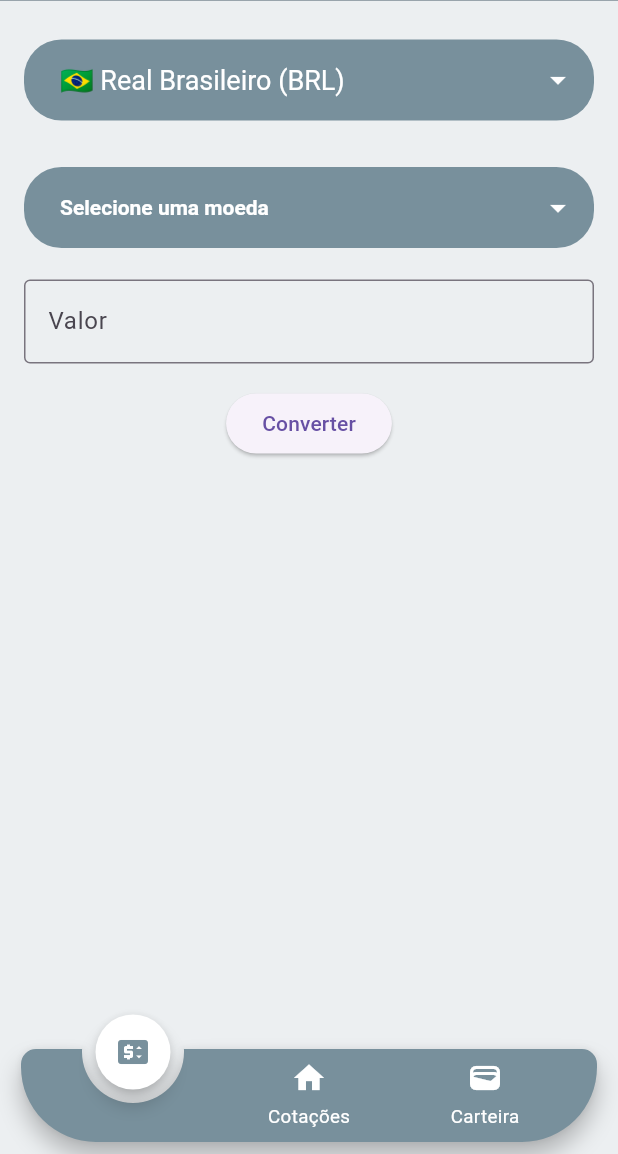
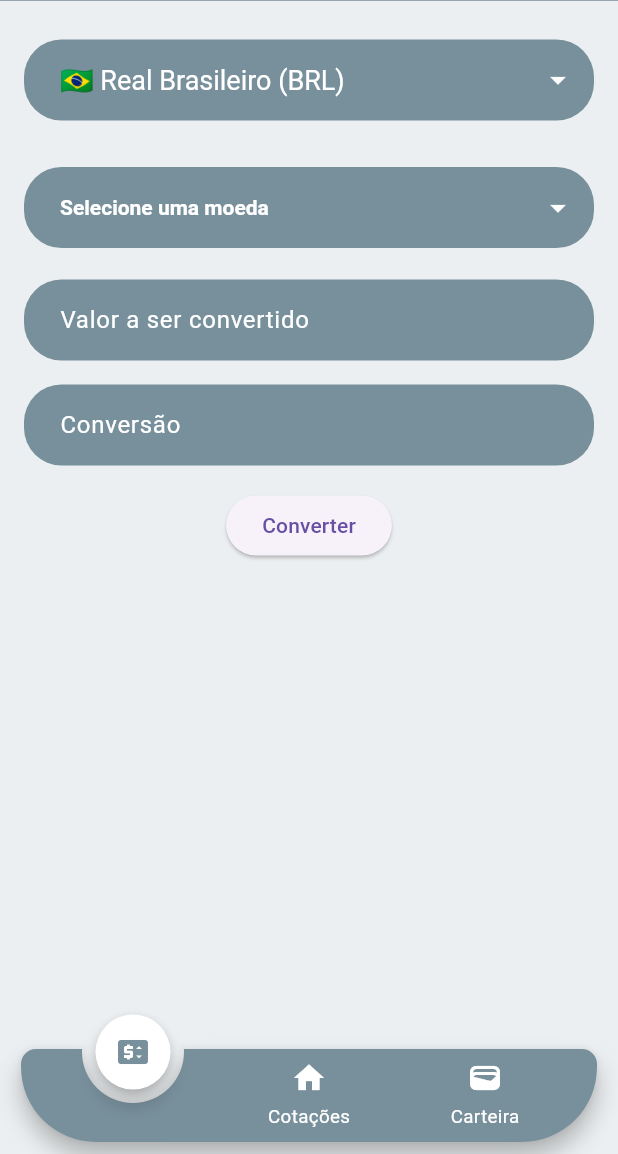
Before and after one commit to Patrickalvares/convertWallet, a Flutter app: the ConversorScreen screen opened by its route, on a phone screen of 412 x 824 dp, the part 82-1236 px from its top. Run offline on Flutter 3.47's test engine with Material 3 defaults, Android fonts, the phone set to English and light mode, and no system bars; drawn by our look-alikes of animated_notch_bottom_bar; our stand-ins replace dio, flutter_dotenv, flutter_modular, shimmer_animation, sqflite; accounts and stored records are empty; network calls fail.

Commit message:
conversor funcionando

```diff
--- /dev/null
+++ b/lib/core/service/get_currencies_service.dart
@@ -0,0 +1 @@
+class GetCurrenciesService {}
--- a/lib/features/conversor/conversor_controller.dart
+++ b/lib/features/conversor/conversor_controller.dart
@@ -1,3 +1,5 @@
+import 'package:flutter/material.dart';
+
 import '../../core/data/singleton/global.dart';
 import '../../core/entities/currencys.dart';
 import '../../core/repository/currency_repository.dart';
@@ -9,7 +11,7 @@ class ConversorController extends BaseController {
     required this.dbHelper,
     required this.repository,
   });
-
+  final TextEditingController outputController = TextEditingController();
   final CurrencyRepository repository;
 
   final DatabaseHelper dbHelper;
@@ -38,7 +40,10 @@ class ConversorController extends BaseController {
       return;
     }
 
-    convertedValue = 2;
+    final targetCurrency = Global.instance.currencies.firstWhere((element) => element.targetCurrency == selectedTargetCurrency);
+
+    outputController.text = (amount * targetCurrency.standardByTargetValue).toStringAsFixed(2);
+
     update();
   }
 
--- a/lib/features/conversor/conversor_screen.dart
+++ b/lib/features/conversor/conversor_screen.dart
@@ -46,7 +46,8 @@ class _ConversorScreenState extends State<ConversorScreen> {
               child: AnimatedBuilder(
                 animation: widget.controller,
                 builder: (context, _) {
-                  return Column(
+                  return SingleChildScrollView(
+                    child: Column(
                       children: [
                         Padding(
                           padding: const EdgeInsets.only(top: 10, bottom: 5),
@@ -131,12 +132,42 @@ class _ConversorScreenState extends State<ConversorScreen> {
                           ),
                         ),
                         const SizedBox(height: 16),
-                      TextField(
+                        TextFormField(
+                          keyboardType: TextInputType.number,
+                          style: const TextStyle(color: Colors.white),
                           controller: amountController,
+                          autofillHints: ['Buscar por moeda'],
+                          decoration: InputDecoration(
+                            labelStyle: const TextStyle(color: Colors.white),
+                            hintStyle: const TextStyle(color: Colors.white),
+                            hintText: 'Valor a ser convertido',
+                            filled: true,
+                            fillColor: Colors.blueGrey[400],
+                            border: OutlineInputBorder(
+                              borderRadius: BorderRadius.circular(25),
+                              borderSide: BorderSide.none,
+                            ),
+                            contentPadding: const EdgeInsets.symmetric(vertical: 15, horizontal: 20),
+                          ),
+                        ),
+                        const SizedBox(height: 16),
+                        TextFormField(
+                          readOnly: true,
                           keyboardType: TextInputType.number,
-                        decoration: const InputDecoration(
-                          labelText: 'Valor',
-                          border: OutlineInputBorder(),
+                          style: const TextStyle(color: Colors.white),
+                          controller: widget.controller.outputController,
+                          autofillHints: ['Buscar por moeda'],
+                          decoration: InputDecoration(
+                            labelStyle: const TextStyle(color: Colors.white),
+                            hintStyle: const TextStyle(color: Colors.white),
+                            hintText: 'Conversão',
+                            filled: true,
+                            fillColor: Colors.blueGrey[400],
+                            border: OutlineInputBorder(
+                              borderRadius: BorderRadius.circular(25),
+                              borderSide: BorderSide.none,
+                            ),
+                            contentPadding: const EdgeInsets.symmetric(vertical: 15, horizontal: 20),
                           ),
                         ),
                         const SizedBox(height: 16),
@@ -156,6 +187,7 @@ class _ConversorScreenState extends State<ConversorScreen> {
                             style: const TextStyle(fontSize: 20),
                           ),
                       ],
+                    ),
                   );
                 },
               ),
```
Lines whose indentation alone changed are shown as unchanged.
